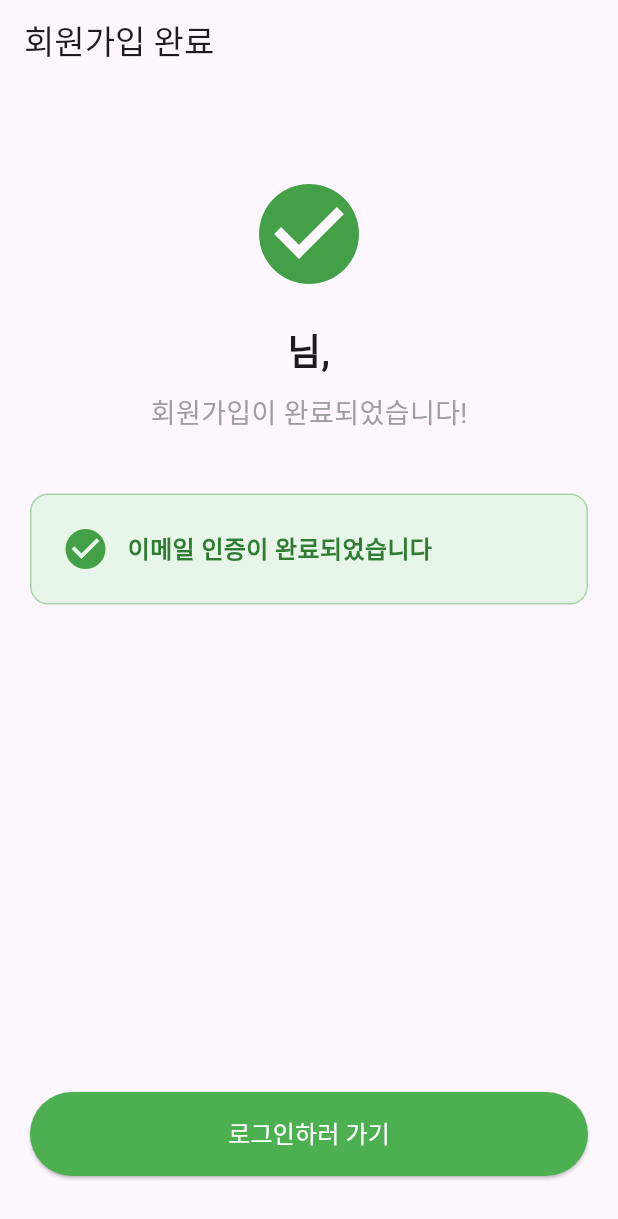
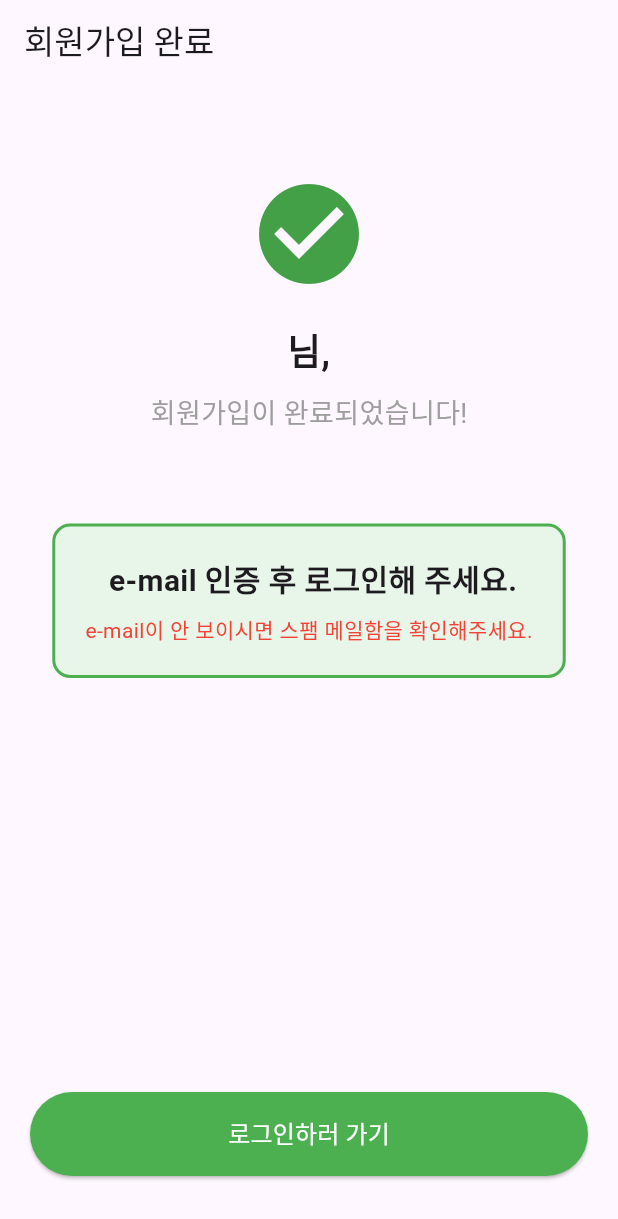
Before and after one commit to kangkum4156/RakaF, a Flutter app: the SignupFinish screen opened directly with empty values, on a phone screen of 412 x 824 dp. Shown: the top 1219 px of the screen. Run offline on Flutter 3.47's test engine with Material 3 defaults, Android fonts, the phone set to English and light mode, and no system bars; our stand-ins replace cloud_firestore, firebase_auth, firebase_core, firebase_messaging, firebase_remote_config, flutter_local_notifications; missing offline and left inert: encrypt; accounts and stored records are empty.

Commit message:
Refactor email verification UI in signup_finish.dart
- Removed email verification elements and icon from the screen.
- Simplified the email verification required message.

```diff
--- a/lib/login/signup_finish.dart
+++ b/lib/login/signup_finish.dart
@@ -1,6 +1,4 @@
 import 'package:flutter/material.dart';
-import 'package:firebase_auth/firebase_auth.dart';
-import 'package:rokafirst/service/firebase_login_service.dart';
 import 'package:rokafirst/login/signin.dart';
 
 class SignupFinish extends StatefulWidget {
@@ -14,7 +12,6 @@ class SignupFinish extends StatefulWidget {
 
 class _SignupFinishState extends State<SignupFinish> {
   bool _isEmailVerified = false;
-  bool _isLoading = false;
 
   @override
   void initState() {
@@ -23,43 +20,10 @@ class _SignupFinishState extends State<SignupFinish> {
   }
 
   Future<void> _checkEmailVerification() async {
-    await reloadUser();
+    // 개발용으로 항상 false로 설정
     setState(() {
-      _isEmailVerified = isEmailVerified();
+      _isEmailVerified = false;
     });
-  }
-
-  Future<void> _sendVerificationEmail() async {
-    setState(() {
-      _isLoading = true;
-    });
-
-    try {
-      await sendEmailVerification();
-      if (mounted) {
-        ScaffoldMessenger.of(context).showSnackBar(
-          const SnackBar(
-            content: Text('인증 이메일을 전송했습니다. 이메일을 확인해주세요.'),
-            backgroundColor: Colors.green,
-          ),
-        );
-      }
-    } catch (e) {
-      if (mounted) {
-        ScaffoldMessenger.of(context).showSnackBar(
-          SnackBar(
-            content: Text('이메일 전송 실패: $e'),
-            backgroundColor: Colors.red,
-          ),
-        );
-      }
-    } finally {
-      if (mounted) {
-        setState(() {
-          _isLoading = false;
-        });
-      }
-    }
   }
 
   @override
@@ -109,64 +73,34 @@ class _SignupFinishState extends State<SignupFinish> {
 
             // 이메일 인증 섹션
             if (!_isEmailVerified) ...[
-              Container(
+              const SizedBox(height: 20),
+              Center(
+                child: Container(
                   padding: const EdgeInsets.all(20),
                   decoration: BoxDecoration(
-                  color: Colors.orange.shade50,
-                  border: Border.all(color: Colors.orange.shade200),
+                    color: Colors.green.shade50,
+                    border: Border.all(color: Colors.green, width: 2.0),
                     borderRadius: BorderRadius.circular(12),
                   ),
-                child: Column(
+                  child: const Column(
                     children: [
-                    Icon(
-                      Icons.email_outlined,
-                      color: Colors.orange.shade600,
-                      size: 48,
-                    ),
-                    const SizedBox(height: 16),
                       Text(
-                      '이메일 인증이 필요합니다',
+                        ' e-mail 인증 후 로그인해 주세요.',
                         style: TextStyle(
-                        fontSize: 18,
+                          fontSize: 20,
                           fontWeight: FontWeight.bold,
-                        color: Colors.orange.shade800,
                         ),
                       ),
-                    const SizedBox(height: 8),
+                      SizedBox(height: 8),
                       Text(
-                      '${FirebaseAuth.instance.currentUser?.email ?? ''}로 전송된 인증 이메일을 확인하고 인증을 완료해주세요.',
-                      textAlign: TextAlign.center,
+                        'e-mail이 안 보이시면 스팸 메일함을 확인해주세요.',
                         style: TextStyle(
                           fontSize: 14,
-                        color: Colors.orange.shade700,
+                          color: Colors.red,
                         ),
                       ),
-                    const SizedBox(height: 20),
-                    SizedBox(
-                      width: double.infinity,
-                      child: ElevatedButton.icon(
-                        onPressed: _isLoading ? null : _sendVerificationEmail,
-                        icon: _isLoading
-                          ? const SizedBox(
-                              width: 20,
-                              height: 20,
-                              child: CircularProgressIndicator(strokeWidth: 2),
-                            )
-                          : const Icon(Icons.email),
-                        label: Text(_isLoading ? '전송 중...' : '인증 이메일 재전송'),
-                        style: ElevatedButton.styleFrom(
-                          backgroundColor: Colors.orange.shade600,
-                          foregroundColor: Colors.white,
-                          padding: const EdgeInsets.symmetric(vertical: 12),
+                    ],
                   ),
-                      ),
-                    ),
-                    const SizedBox(height: 12),
-                    TextButton(
-                      onPressed: _checkEmailVerification,
-                      child: const Text('인증 완료 확인'),
-                    ),
-                  ],
                 ),
               ),
             ] else ...[
--- a/lib/main.dart
+++ b/lib/main.dart
@@ -4,7 +4,6 @@ import 'package:firebase_core/firebase_core.dart';
 import 'firebase_options.dart';
 import 'package:intl/intl.dart';
 import 'package:intl/date_symbol_data_local.dart';
-
 
 void main() async {
   WidgetsFlutterBinding.ensureInitialized();
@@ -16,7 +15,7 @@ void main() async {
   runApp(
     MaterialApp(
       debugShowCheckedModeBanner: false,
-      home: SplashScreen(),
+      home: SplashScreen()
     ),
   );
 }
```
Lines whose indentation alone changed are shown as unchanged.
